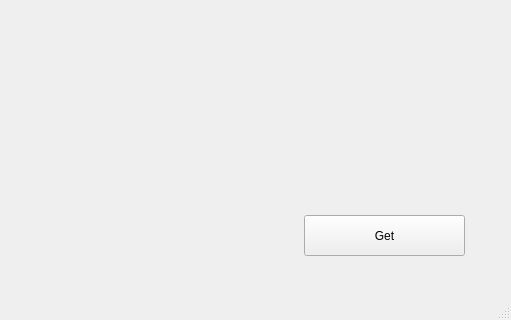
Above: mainwindowmz.ui from GarfieldThunder/mzitu_pyqt before the change; both pictures show x 516 to 1027 and y 375 to 695 of the 1027 by 695 pixel window. Below: the same form after it.
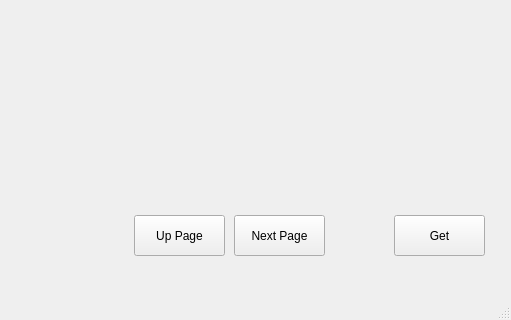
That is the form after the change.

Commit message: add the pager button

```diff
--- a/mainwindowmz.ui
+++ b/mainwindowmz.ui
@@ -27,9 +27,9 @@
    <widget class="QPushButton" name="pushButton">
     <property name="geometry">
      <rect>
-      <x>820</x>
+      <x>910</x>
       <y>590</y>
-      <width>161</width>
+      <width>91</width>
       <height>41</height>
      </rect>
     </property>
@@ -72,6 +72,32 @@
      <string/>
     </property>
    </widget>
+   <widget class="QPushButton" name="pushButton_nextpage">
+    <property name="geometry">
+     <rect>
+      <x>750</x>
+      <y>590</y>
+      <width>91</width>
+      <height>41</height>
+     </rect>
+    </property>
+    <property name="text">
+     <string>Next Page</string>
+    </property>
+   </widget>
+   <widget class="QPushButton" name="pushButton_uppage">
+    <property name="geometry">
+     <rect>
+      <x>650</x>
+      <y>590</y>
+      <width>91</width>
+      <height>41</height>
+     </rect>
+    </property>
+    <property name="text">
+     <string>Up Page</string>
+    </property>
+   </widget>
   </widget>
   <widget class="QMenuBar" name="menubar">
    <property name="geometry">
```
